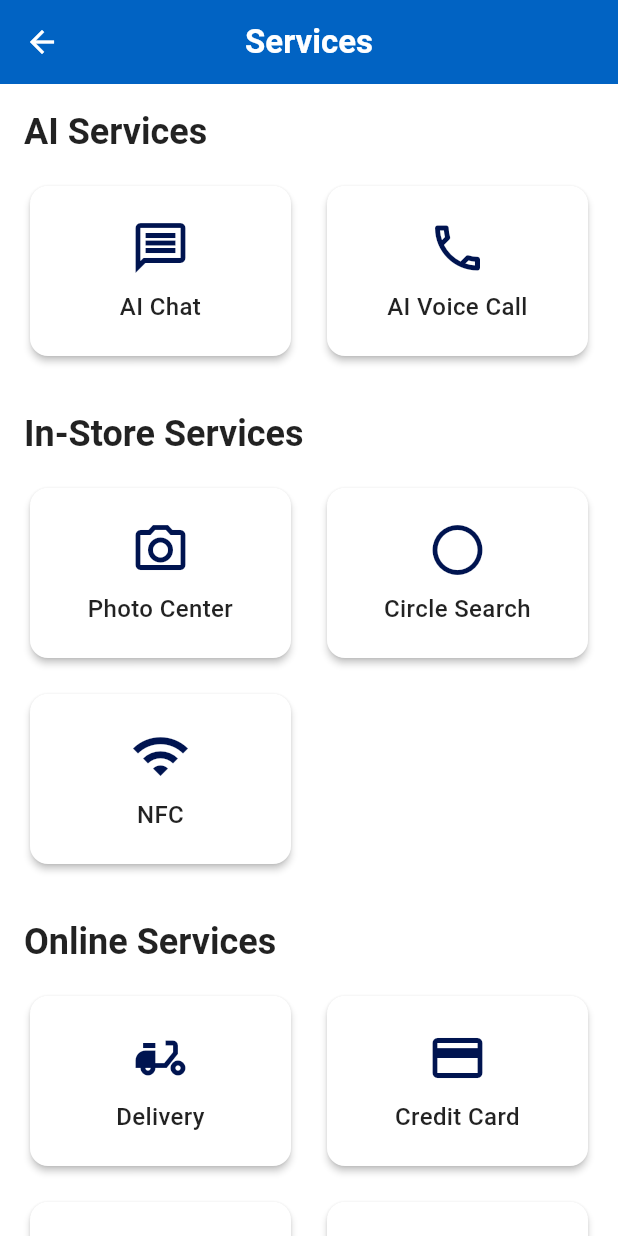
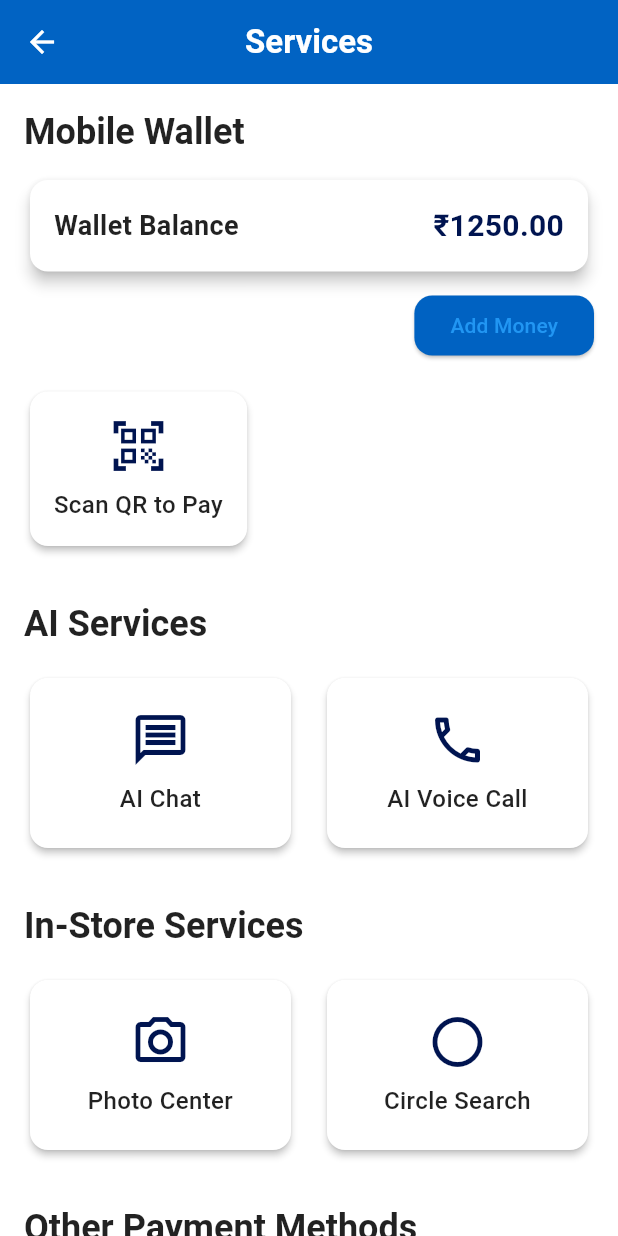
Before and after one commit to DotDev262/Sparkathon, a Flutter app: the ServicesPage screen opened by its route, on a phone screen of 412 x 824 dp. Run offline on Flutter 3.47's test engine with Material 3 defaults, Android fonts, the phone set to English and light mode, and no system bars; our stand-ins replace logger; network calls fail; Roboto replaces fonts that are missing (Bogle); project files that could hold a hidden picture were left out.

Commit message:
Updated code with latest changes and NFC wallet feature

```diff
--- a/lib/core/routes/app_routes.dart
+++ b/lib/core/routes/app_routes.dart
@@ -17,6 +17,8 @@ class AppRoutes {
   static const String checkout = '/checkout';
   static const String aiVoiceCall = '/aiVoiceCall';
   static const String nfcPayment = '/nfcPayment'; // ✅ 2. Add route constant
+  static const String qrScanner = '/qrScanner';
+
 
   static Map<String, WidgetBuilder> routes = {
     home: (context) => const HomePage(),
@@ -26,6 +28,7 @@ class AppRoutes {
     account: (context) => const AccountPage(),
     checkout: (context) => const CheckoutPage(),
     aiVoiceCall: (context) => const AIVoiceCallPage(),
-    nfcPayment: (context) => NFCPaymentPage(), // ✅ 3. Add to routes map
+    nfcPayment: (context) => NFCPaymentPage(),
+    qrScanner: (context) => const ServicesPage()// ✅ 3. Add to routes map
   };
 }
--- a/lib/features/services/service_page.dart
+++ b/lib/features/services/service_page.dart
@@ -1,12 +1,17 @@
-// lib/features/services/services_page.dart
-
 import 'package:flutter/material.dart';
 import 'package:walmart/core/constants/colors.dart';
 import 'package:walmart/core/utils/logger.dart';
-import 'package:walmart/core/routes/app_routes.dart'; // Import AppRoutes
+import 'package:walmart/core/routes/app_routes.dart';
 
-class ServicesPage extends StatelessWidget {
+class ServicesPage extends StatefulWidget {
   const ServicesPage({super.key});
+
+  @override
+  State<ServicesPage> createState() => _ServicesPageState();
+}
+
+class _ServicesPageState extends State<ServicesPage> {
+  double walletBalance = 1250.00; // initial wallet balance
 
   @override
   Widget build(BuildContext context) {
@@ -35,6 +40,80 @@ class ServicesPage extends StatelessWidget {
           child: Column(
             crossAxisAlignment: CrossAxisAlignment.start,
             children: [
+              // ✅ Mobile Wallet Section
+              Text(
+                'Mobile Wallet',
+                style: Theme.of(context).textTheme.headlineSmall?.copyWith(
+                      fontWeight: FontWeight.bold,
+                      color: AppColors.black87,
+                    ),
+              ),
+              const SizedBox(height: 12.0),
+              Card(
+                elevation: 4.0,
+                shape: RoundedRectangleBorder(
+                    borderRadius: BorderRadius.circular(12.0)),
+                child: Padding(
+                  padding: const EdgeInsets.all(16.0),
+                  child: Row(
+                    mainAxisAlignment: MainAxisAlignment.spaceBetween,
+                    children: [
+                      const Text(
+                        'Wallet Balance',
+                        style: TextStyle(
+                          fontSize: 18,
+                          fontWeight: FontWeight.w600,
+                          color: AppColors.black87,
+                        ),
+                      ),
+                      Text(
+                        '₹${walletBalance.toStringAsFixed(2)}',
+                        style: const TextStyle(
+                          fontSize: 20,
+                          fontWeight: FontWeight.bold,
+                          color: AppColors.darkBlue,
+                        ),
+                      ),
+                    ],
+                  ),
+                ),
+              ),
+              const SizedBox(height: 8.0),
+              Align(
+                alignment: Alignment.centerRight,
+                child: ElevatedButton(
+                  onPressed: () => _showAddMoneyDialog(context),
+                  style: ElevatedButton.styleFrom(
+                    backgroundColor: AppColors.primaryBlue,
+                    shape: RoundedRectangleBorder(
+                      borderRadius: BorderRadius.circular(12),
+                    ),
+                  ),
+                  child: const Text("Add Money"),
+                ),
+              ),
+              const SizedBox(height: 16.0),
+
+              // QR Payment Scanner
+              _buildServiceCard(
+                context,
+                Icons.qr_code_scanner,
+                'Scan QR to Pay',
+                () async {
+                  logger.d('QR Scanner tapped');
+                  final deducted = await Navigator.of(context)
+                      .pushNamed(AppRoutes.qrScanner) as double?;
+
+                  if (deducted != null && deducted > 0) {
+                    setState(() {
+                      walletBalance -= deducted;
+                      if (walletBalance < 0) walletBalance = 0;
+                    });
+                  }
+                },
+              ),
+              const SizedBox(height: 32.0),
+
               // AI Services Section
               Text(
                 'AI Services',
@@ -106,23 +185,13 @@ class ServicesPage extends StatelessWidget {
                       logger.d('Circle Search tapped');
                     },
                   ),
-                  // ✅ Corrected NFC Card
-                  _buildServiceCard(
-                    context,
-                    Icons.wifi,
-                    'NFC',
-                    () {
-                      logger.d('NFC tapped');
-                      Navigator.of(context).pushNamed(AppRoutes.nfcPayment); // Navigate to NFC page
-                    },
-                  ),
                 ],
               ),
               const SizedBox(height: 32.0),
 
-              // Online Services Section
+              // Other Payment Methods
               Text(
-                'Online Services',
+                'Other Payment Methods',
                 style: Theme.of(context).textTheme.headlineSmall?.copyWith(
                       fontWeight: FontWeight.bold,
                       color: AppColors.black87,
@@ -139,34 +208,27 @@ class ServicesPage extends StatelessWidget {
                 children: [
                   _buildServiceCard(
                     context,
-                    Icons.delivery_dining,
-                    'Delivery',
+                    Icons.wifi,
+                    'NFC',
                     () {
-                      logger.d('Delivery tapped');
+                      logger.d('NFC tapped');
+                      Navigator.of(context).pushNamed(AppRoutes.nfcPayment);
                     },
                   ),
                   _buildServiceCard(
                     context,
                     Icons.credit_card,
-                    'Credit Card',
+                    'Credit / Debit Card',
                     () {
                       logger.d('Credit Card tapped');
                     },
                   ),
                   _buildServiceCard(
                     context,
-                    Icons.card_giftcard,
-                    'Gift Cards',
+                    Icons.money,
+                    'Cash On Delivery',
                     () {
-                      logger.d('Gift Cards tapped');
-                    },
-                  ),
-                  _buildServiceCard(
-                    context,
-                    Icons.home_outlined,
-                    'Home Services',
-                    () {
-                      logger.d('Home Services tapped');
+                      logger.d('COD tapped');
                     },
                   ),
                 ],
@@ -178,7 +240,42 @@ class ServicesPage extends StatelessWidget {
     );
   }
 
-  // --- Helper Widget for Service Cards ---
+  // Add Money Dialog
+  void _showAddMoneyDialog(BuildContext context) {
+    final controller = TextEditingController();
+
+    showDialog(
+      context: context,
+      builder: (_) => AlertDialog(
+        title: const Text("Add Money to Wallet"),
+        content: TextField(
+          controller: controller,
+          keyboardType: TextInputType.number,
+          decoration: const InputDecoration(hintText: "Enter amount"),
+        ),
+        actions: [
+          TextButton(
+            onPressed: () => Navigator.pop(context),
+            child: const Text("Cancel"),
+          ),
+          ElevatedButton(
+            onPressed: () {
+              final amount = double.tryParse(controller.text);
+              if (amount != null && amount > 0) {
+                setState(() {
+                  walletBalance += amount;
+                });
+                Navigator.pop(context);
+              }
+            },
+            child: const Text("Add"),
+          ),
+        ],
+      ),
+    );
+  }
+
+  // Service Card Widget
   Widget _buildServiceCard(
     BuildContext context,
     IconData icon,
```
Also changed, not shown: lib/features/qr_scanner/qr_scanner_page.dart (added, +17 -0 lines), 1 other file.
